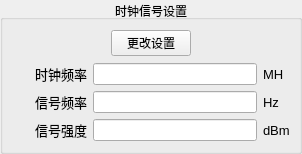
Before: the Qt Designer form soft/zebra-scope/SignalSettingsWidget.ui in Quenii/ADCEVM, drawn with Qt 5.
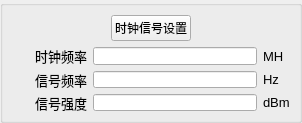
After: the same form once the commit is applied.

Patch:
```diff
--- a/soft/zebra-scope/SignalSettingsWidget.ui
+++ b/soft/zebra-scope/SignalSettingsWidget.ui
@@ -7,7 +7,7 @@
     <x>0</x>
     <y>0</y>
     <width>302</width>
-    <height>154</height>
+    <height>123</height>
    </rect>
   </property>
   <property name="windowTitle">
@@ -19,8 +19,14 @@
    </property>
    <item row="0" column="0">
     <widget class="QGroupBox" name="groupBox_2">
+     <property name="maximumSize">
+      <size>
+       <width>16777215</width>
+       <height>123</height>
+      </size>
+     </property>
      <property name="title">
-      <string>时钟信号设置</string>
+      <string/>
      </property>
      <property name="alignment">
       <set>Qt::AlignCenter</set>
@@ -210,7 +216,7 @@
       <item row="0" column="1">
        <widget class="QPushButton" name="pushButtonChangeSettings">
         <property name="text">
-         <string>更改设置</string>
+         <string>时钟信号设置</string>
         </property>
        </widget>
       </item>
```
